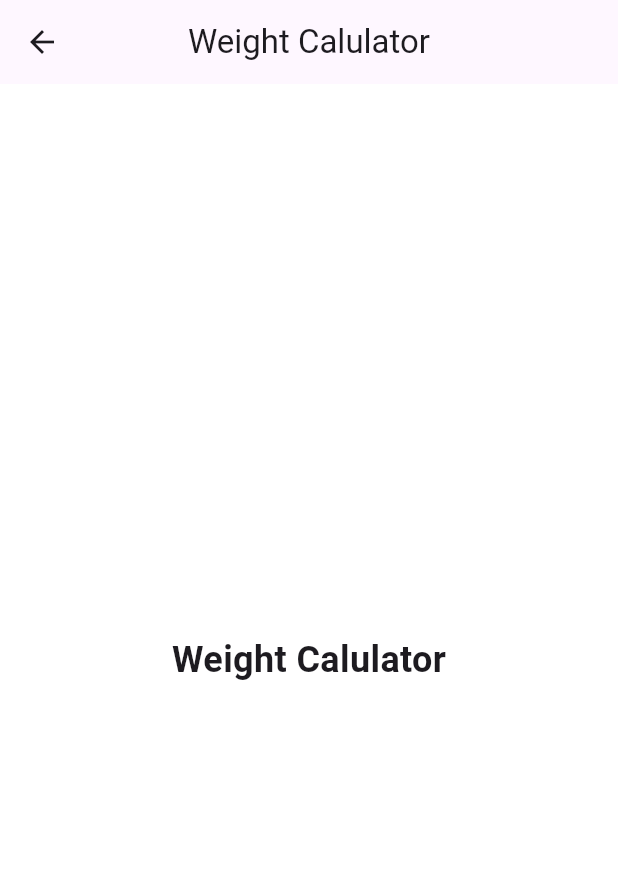
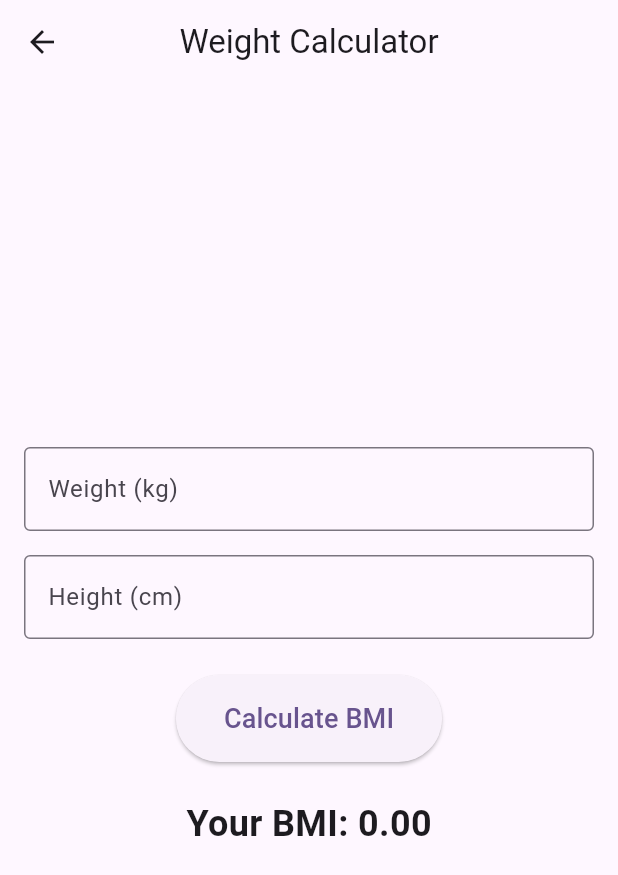
Before and after one commit to phorlly-dev/smple_app, a Flutter app: the screen it shows after launch, in the side drawer, after a tap on "Weight Calculator", on a phone screen of 412 x 824 dp. Shown: the top 875 px of the screen. Run offline on Flutter 3.47's test engine with Material 3 defaults, Android fonts, the phone set to English and light mode, and no system bars.

Commit message:
update 5 may 25 11:16

```diff
--- /dev/null
+++ b/lib/views/pages/weight_calculator.dart
@@ -0,0 +1,103 @@
+import 'package:flutter/material.dart';
+import 'package:smple_app/views/widgets/topbar.dart';
+
+class WeightCalculator extends StatefulWidget {
+  const WeightCalculator({super.key});
+
+  @override
+  State<WeightCalculator> createState() => _WeightCalculatorState();
+}
+
+class _WeightCalculatorState extends State<WeightCalculator> {
+  final TextEditingController _weightController = TextEditingController();
+  final TextEditingController _heightController = TextEditingController();
+  double _bmi = 0.0;
+
+  void _calculateBMI() {
+    double weight = double.tryParse(_weightController.text) ?? 0.0;
+    double height = double.tryParse(_heightController.text) ?? 0.0;
+
+    if (weight > 0 && height > 0) {
+      setState(() {
+        _bmi = weight / ((height / 100) * (height / 100));
+      });
+    } else {
+      setState(() {
+        _bmi = 0.0;
+      });
+    }
+  }
+
+  @override
+  Widget build(BuildContext context) {
+    return SafeArea(
+      child: Topbar(
+        content: Padding(
+          padding: const EdgeInsets.all(16.0),
+          child: Column(
+            mainAxisAlignment: MainAxisAlignment.center,
+            children: [
+              _buildInputField(
+                controller: _weightController,
+                label: 'Weight (kg)',
+                keyboardType: TextInputType.number,
+              ),
+              const SizedBox(height: 16),
+              _buildInputField(
+                controller: _heightController,
+                label: 'Height (cm)',
+                keyboardType: TextInputType.number,
+              ),
+              const SizedBox(height: 24),
+              ElevatedButton(
+                onPressed: _calculateBMI,
+                style: ElevatedButton.styleFrom(
+                  padding: const EdgeInsets.symmetric(
+                      horizontal: 32, vertical: 16),
+                ),
+                child: const Text(
+                  'Calculate BMI',
+                  style: TextStyle(fontSize: 18),
+                ),
+              ),
+              const SizedBox(height: 24),
+              Text(
+                'Your BMI: ${_bmi.toStringAsFixed(2)}',
+                style: const TextStyle(
+                    fontSize: 24, fontWeight: FontWeight.bold),
+              ),
+              const SizedBox(height: 16),
+              _buildBMICategory(),
+            ],
+          ),
+        ),
+        title: 'Weight Calculator',
+      ),
+    );
+  }
+
+  Widget _buildInputField({
+    required TextEditingController controller,
+    required String label,
+    required TextInputType keyboardType,
+  }) {
+    return TextField(
+      controller: controller,
+      keyboardType: keyboardType,
+      decoration: InputDecoration(
+        border: const OutlineInputBorder(),
+        labelText: label,
+      ),
+    );
+  }
+
+  Widget _buildBMICategory() {
+    if (_bmi == 0.0) return const SizedBox.shrink();
+    String category = _bmi < 18.5
+        ? 'Underweight'
+        : _bmi < 25 ? 'Normal weight' : 'Overweight';
+
+    return Text('Category: $category',
+        style: const TextStyle(fontSize: 18));
+  }
+}
--- a/lib/views/pages/weight_calulator.dart
+++ /dev/null
@@ -1,25 +0,0 @@
-import 'package:flutter/material.dart';
-import 'package:smple_app/views/widgets/topbar.dart';
-
-class WeightCalulator extends StatelessWidget {
-  const WeightCalulator({super.key});
-
-  @override
-  Widget build(BuildContext context) {
-    return SafeArea(
-      child: Topbar(
-        content: Container(
-          color: Colors.white,
-          padding: const EdgeInsets.all(16.0),
-          child: Center(
-            child: Text(
-              'Weight Calulator',
-              style: TextStyle(fontSize: 24, fontWeight: FontWeight.bold),
-            ),
-          ),
-        ),
-        title: 'Weight Calulator',
-      ),
-    );
-  }
-}
--- a/lib/views/widgets/sidebar.dart
+++ b/lib/views/widgets/sidebar.dart
@@ -5,7 +5,7 @@ import 'package:smple_app/views/pages/music_player.dart';
 import 'package:smple_app/views/pages/simple_calendar.dart';
 import 'package:smple_app/views/pages/timer_stopwatch.dart';
 import 'package:smple_app/views/pages/user.dart';
-import 'package:smple_app/views/pages/weight_calulator.dart';
+import 'package:smple_app/views/pages/weight_calculator.dart';
 import 'package:smple_app/views/widgets/item.dart';
 
 class Siderbar extends StatefulWidget {
@@ -46,7 +46,7 @@ class _SiderbarState extends State<Siderbar> {
             Item(
               title: "Weight Calculator",
               tap: () {
-                NavLink.next(context, slug: WeightCalulator());
+                NavLink.next(context, slug: WeightCalculator());
               },
             ),
             Item(
```
Also changed, not shown: pubspec.lock, 12 other files.
